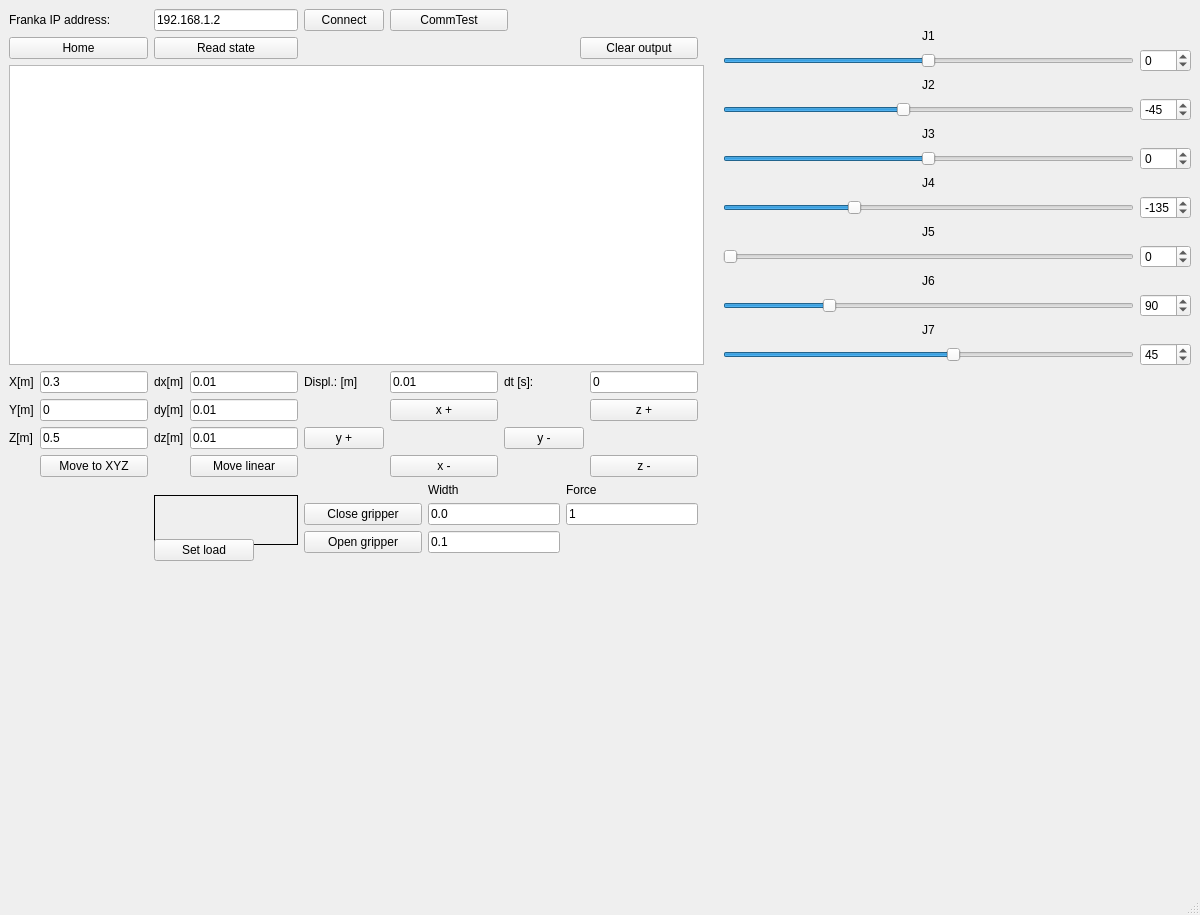
Before: the Qt Designer form demo/mainwindow.ui in k61n/libjcnsfranka, drawn with Qt 5.
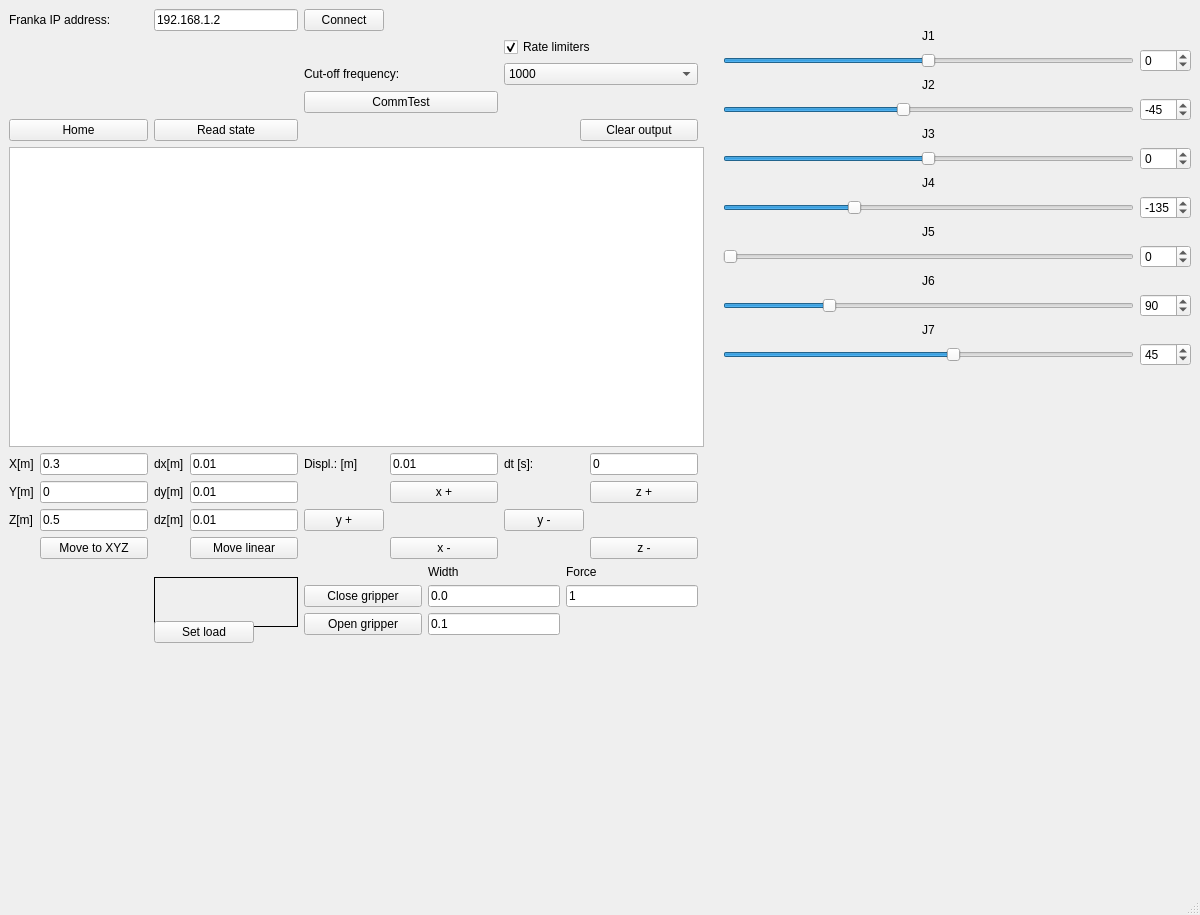
After: the same form once the commit is applied. Icons and pictures are not drawn.

Commit message: comtest: setting rate limiter and low-pass filter is optional

Diff of the .ui file:
```diff
--- a/demo/mainwindow.ui
+++ b/demo/mainwindow.ui
@@ -315,13 +315,6 @@
     </item>
     <item row="1" column="0">
      <layout class="QGridLayout" name="gridLayout_3">
-      <item row="5" column="0">
-       <widget class="QPushButton" name="homeBtn">
-        <property name="text">
-         <string>Home</string>
-        </property>
-       </widget>
-      </item>
       <item row="2" column="0">
        <widget class="QLabel" name="ipLabel">
         <property name="text">
@@ -329,138 +322,7 @@
         </property>
        </widget>
       </item>
-      <item row="5" column="1">
-       <widget class="QPushButton" name="readBtn">
-        <property name="text">
-         <string>Read state</string>
-        </property>
-       </widget>
-      </item>
-      <item row="16" column="0">
-       <spacer name="verticalSpacer">
-        <property name="orientation">
-         <enum>Qt::Vertical</enum>
-        </property>
-        <property name="sizeHint" stdset="0">
-         <size>
-          <width>20</width>
-          <height>40</height>
-         </size>
-        </property>
-       </spacer>
-      </item>
-      <item row="2" column="2">
-       <layout class="QHBoxLayout" name="horizontalLayout">
-        <item>
-         <widget class="QPushButton" name="connectBtn">
-          <property name="text">
-           <string>Connect</string>
-          </property>
-         </widget>
-        </item>
-        <item>
-         <widget class="QPushButton" name="cmtestBtn">
-          <property name="minimumSize">
-           <size>
-            <width>118</width>
-            <height>0</height>
-           </size>
-          </property>
-          <property name="text">
-           <string>CommTest</string>
-          </property>
-         </widget>
-        </item>
-        <item>
-         <spacer name="horizontalSpacer_2">
-          <property name="orientation">
-           <enum>Qt::Horizontal</enum>
-          </property>
-          <property name="sizeHint" stdset="0">
-           <size>
-            <width>40</width>
-            <height>20</height>
-           </size>
-          </property>
-         </spacer>
-        </item>
-       </layout>
-      </item>
-      <item row="7" column="0" colspan="4">
-       <widget class="QPlainTextEdit" name="connectionEdit">
-        <property name="sizePolicy">
-         <sizepolicy hsizetype="Expanding" vsizetype="Minimum">
-          <horstretch>0</horstretch>
-          <verstretch>0</verstretch>
-         </sizepolicy>
-        </property>
-        <property name="minimumSize">
-         <size>
-          <width>0</width>
-          <height>300</height>
-         </size>
-        </property>
-       </widget>
-      </item>
       <item row="14" column="1">
-       <layout class="QVBoxLayout" name="verticalLayout_2">
-        <item>
-         <widget class="QLabel" name="setloadLabel">
-          <property name="minimumSize">
-           <size>
-            <width>0</width>
-            <height>50</height>
-           </size>
-          </property>
-          <property name="maximumSize">
-           <size>
-            <width>297</width>
-            <height>25</height>
-           </size>
-          </property>
-          <property name="frameShape">
-           <enum>QFrame::Panel</enum>
-          </property>
-          <property name="text">
-           <string/>
-          </property>
-          <property name="alignment">
-           <set>Qt::AlignBottom|Qt::AlignLeading|Qt::AlignLeft</set>
-          </property>
-          <property name="wordWrap">
-           <bool>true</bool>
-          </property>
-         </widget>
-        </item>
-        <item>
-         <widget class="QPushButton" name="setloadBtn">
-          <property name="maximumSize">
-           <size>
-            <width>100</width>
-            <height>16777215</height>
-           </size>
-          </property>
-          <property name="text">
-           <string>Set load</string>
-          </property>
-         </widget>
-        </item>
-        <item>
-         <spacer name="verticalSpacer_3">
-          <property name="orientation">
-           <enum>Qt::Vertical</enum>
-          </property>
-          <property name="sizeHint" stdset="0">
-           <size>
-            <width>20</width>
-            <height>40</height>
-           </size>
-          </property>
-         </spacer>
-        </item>
-       </layout>
-      </item>
-      <item row="13" column="1">
        <layout class="QVBoxLayout" name="verticalLayout">
         <item>
          <layout class="QGridLayout" name="gridLayout_8">
@@ -517,7 +379,7 @@
         </item>
        </layout>
       </item>
-      <item row="13" column="0">
+      <item row="14" column="0">
        <layout class="QGridLayout" name="gridLayout_5">
         <item row="1" column="0">
          <widget class="QLabel" name="yLbl">
@@ -570,7 +432,109 @@
         </item>
        </layout>
       </item>
-      <item row="14" column="2">
+      <item row="2" column="2">
+       <layout class="QHBoxLayout" name="horizontalLayout">
+        <item>
+         <widget class="QPushButton" name="connectBtn">
+          <property name="text">
+           <string>Connect</string>
+          </property>
+         </widget>
+        </item>
+        <item>
+         <spacer name="horizontalSpacer_2">
+          <property name="orientation">
+           <enum>Qt::Horizontal</enum>
+          </property>
+          <property name="sizeHint" stdset="0">
+           <size>
+            <width>40</width>
+            <height>20</height>
+           </size>
+          </property>
+         </spacer>
+        </item>
+       </layout>
+      </item>
+      <item row="15" column="1">
+       <layout class="QVBoxLayout" name="verticalLayout_2">
+        <item>
+         <widget class="QLabel" name="setloadLabel">
+          <property name="minimumSize">
+           <size>
+            <width>0</width>
+            <height>50</height>
+           </size>
+          </property>
+          <property name="maximumSize">
+           <size>
+            <width>297</width>
+            <height>25</height>
+           </size>
+          </property>
+          <property name="frameShape">
+           <enum>QFrame::Panel</enum>
+          </property>
+          <property name="text">
+           <string/>
+          </property>
+          <property name="alignment">
+           <set>Qt::AlignBottom|Qt::AlignLeading|Qt::AlignLeft</set>
+          </property>
+          <property name="wordWrap">
+           <bool>true</bool>
+          </property>
+         </widget>
+        </item>
+        <item>
+         <widget class="QPushButton" name="setloadBtn">
+          <property name="maximumSize">
+           <size>
+            <width>100</width>
+            <height>16777215</height>
+           </size>
+          </property>
+          <property name="text">
+           <string>Set load</string>
+          </property>
+         </widget>
+        </item>
+        <item>
+         <spacer name="verticalSpacer_3">
+          <property name="orientation">
+           <enum>Qt::Vertical</enum>
+          </property>
+          <property name="sizeHint" stdset="0">
+           <size>
+            <width>20</width>
+            <height>40</height>
+           </size>
+          </property>
+         </spacer>
+        </item>
+       </layout>
+      </item>
+      <item row="17" column="0">
+       <spacer name="verticalSpacer">
+        <property name="orientation">
+         <enum>Qt::Vertical</enum>
+        </property>
+        <property name="sizeHint" stdset="0">
+         <size>
+          <width>20</width>
+          <height>40</height>
+         </size>
+        </property>
+       </spacer>
+      </item>
+      <item row="2" column="1">
+       <widget class="QLineEdit" name="ipLine">
+        <property name="text">
+         <string>192.168.1.2</string>
+        </property>
+       </widget>
+      </item>
+      <item row="15" column="2">
        <layout class="QGridLayout" name="gridLayout_6">
         <item row="2" column="1">
          <widget class="QLineEdit" name="widthopenLn">
@@ -642,7 +606,78 @@
         </item>
        </layout>
       </item>
-      <item row="13" column="2">
+      <item row="3" column="2">
+       <layout class="QGridLayout" name="gridLayout_9">
+        <item row="0" column="1">
+         <widget class="QCheckBox" name="limitersBox">
+          <property name="text">
+           <string>Rate limiters</string>
+          </property>
+          <property name="checked">
+           <bool>true</bool>
+          </property>
+         </widget>
+        </item>
+        <item row="2" column="0">
+         <widget class="QPushButton" name="cmtestBtn">
+          <property name="minimumSize">
+           <size>
+            <width>118</width>
+            <height>0</height>
+           </size>
+          </property>
+          <property name="text">
+           <string>CommTest</string>
+          </property>
+         </widget>
+        </item>
+        <item row="1" column="0">
+         <widget class="QLabel" name="label_4">
+          <property name="text">
+           <string>Cut-off frequency:</string>
+          </property>
+         </widget>
+        </item>
+        <item row="1" column="1">
+         <widget class="QComboBox" name="cutoffBox">
+          <item>
+           <property name="text">
+            <string>1000</string>
+           </property>
+          </item>
+          <item>
+           <property name="text">
+            <string>100</string>
+           </property>
+          </item>
+         </widget>
+        </item>
+       </layout>
+      </item>
+      <item row="8" column="0" colspan="4">
+       <widget class="QPlainTextEdit" name="connectionEdit">
+        <property name="sizePolicy">
+         <sizepolicy hsizetype="Expanding" vsizetype="Minimum">
+          <horstretch>0</horstretch>
+          <verstretch>0</verstretch>
+         </sizepolicy>
+        </property>
+        <property name="minimumSize">
+         <size>
+          <width>0</width>
+          <height>300</height>
+         </size>
+        </property>
+       </widget>
+      </item>
+      <item row="6" column="0">
+       <widget class="QPushButton" name="homeBtn">
+        <property name="text">
+         <string>Home</string>
+        </property>
+       </widget>
+      </item>
+      <item row="14" column="2">
        <layout class="QGridLayout" name="gridLayout_4">
         <item row="3" column="3">
          <widget class="QPushButton" name="zMinusBtn">
@@ -716,14 +751,7 @@
         </item>
        </layout>
       </item>
-      <item row="2" column="1">
-       <widget class="QLineEdit" name="ipLine">
-        <property name="text">
-         <string>192.168.1.2</string>
-        </property>
-       </widget>
-      </item>
-      <item row="5" column="2">
+      <item row="6" column="2">
        <layout class="QHBoxLayout" name="horizontalLayout_2">
         <item>
          <spacer name="horizontalSpacer">
@@ -753,6 +781,13 @@
         </item>
        </layout>
       </item>
+      <item row="6" column="1">
+       <widget class="QPushButton" name="readBtn">
+        <property name="text">
+         <string>Read state</string>
+        </property>
+       </widget>
+      </item>
      </layout>
     </item>
    </layout>
```
Left out of the diff: 2 changed lines with no effect on the pictures. The commit also changes 6 other files.
